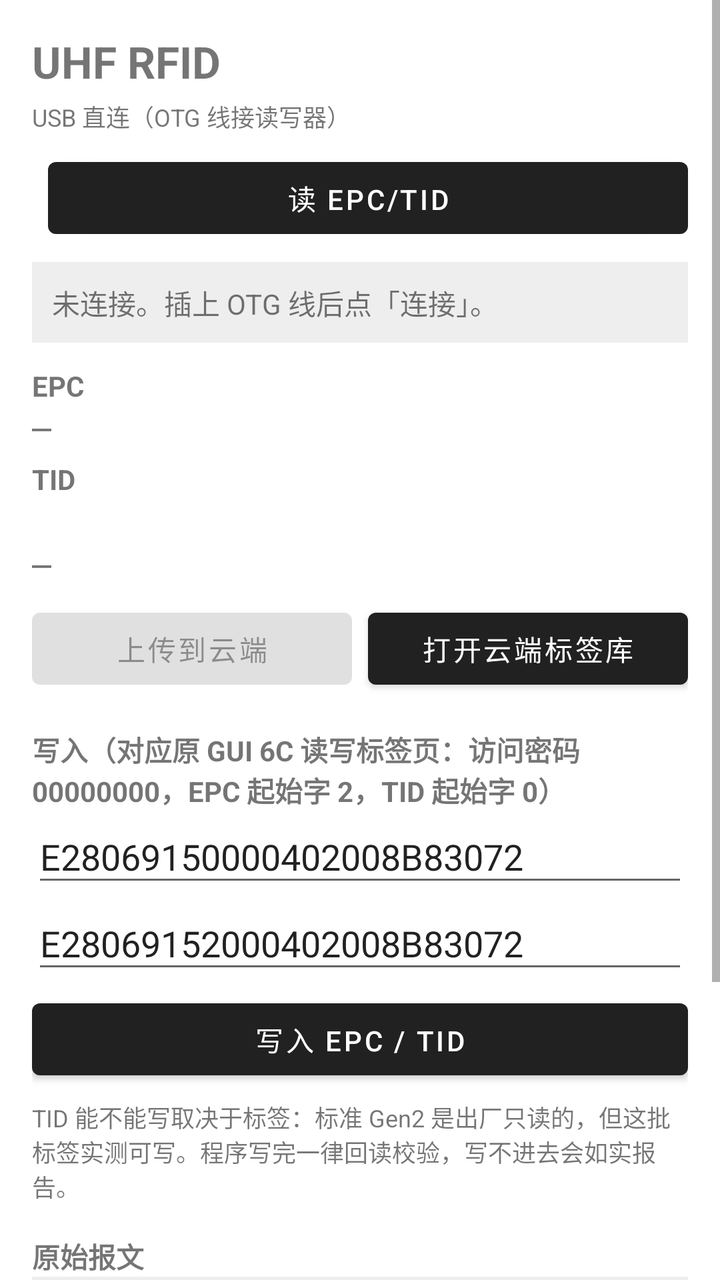
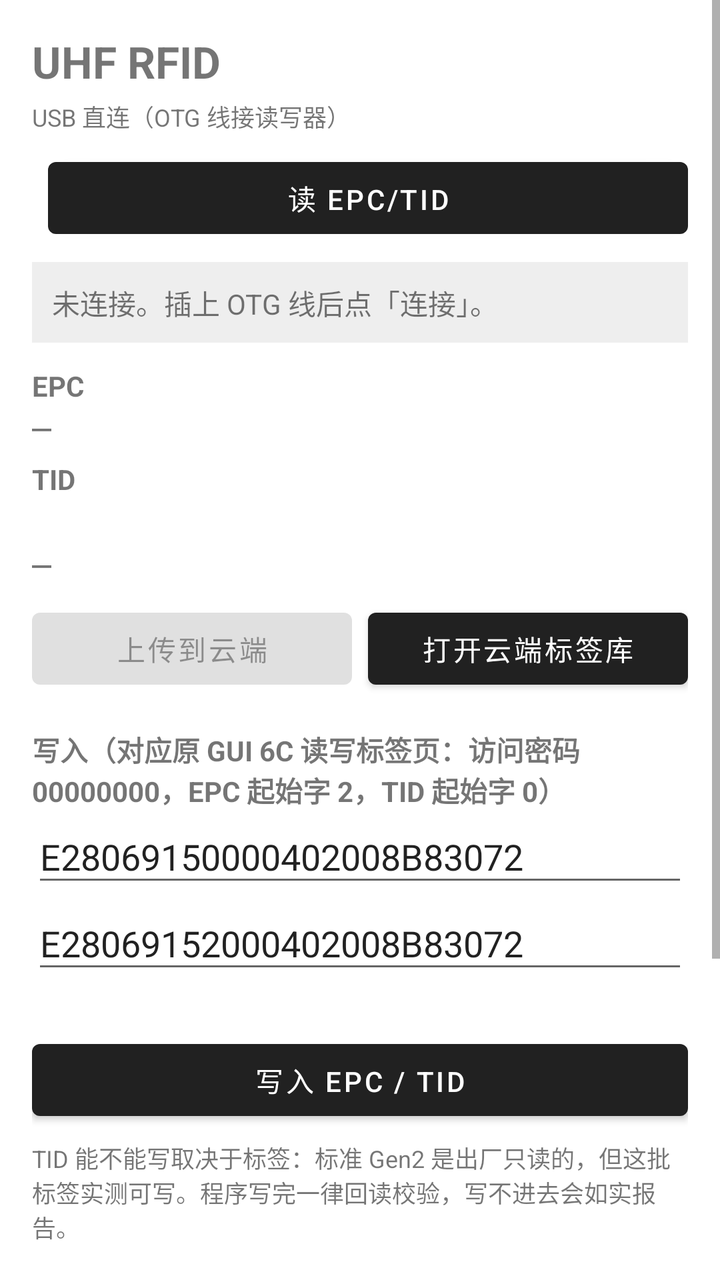

The first picture is an Android layout as it rendered before a commit; the second is the same layout after the commit. The layout source and the unified diff follow.
<!-- AndroidManifest.xml: application theme Theme.UhfRfid -->
<!-- res/layout/activity_main.xml -->
<?xml version="1.0" encoding="utf-8"?>
<ScrollView xmlns:android="http://schemas.android.com/apk/res/android"
    android:layout_width="match_parent"
    android:layout_height="match_parent"
    android:fillViewport="true"
    android:fitsSystemWindows="true">

    <LinearLayout
        android:layout_width="match_parent"
        android:layout_height="wrap_content"
        android:orientation="vertical"
        android:padding="16dp">

        <TextView
            android:id="@+id/titleText"
            android:layout_width="wrap_content"
            android:layout_height="wrap_content"
            android:text="@string/app_name"
            android:textSize="22sp"
            android:textStyle="bold" />

        <TextView
            android:layout_width="match_parent"
            android:layout_height="wrap_content"
            android:layout_marginTop="4dp"
            android:text="@string/mode_hint"
            android:textSize="12sp" />

        
        <LinearLayout
            android:layout_width="match_parent"
            android:layout_height="wrap_content"
            android:layout_marginTop="8dp"
            android:orientation="horizontal">


            <Button
                android:id="@+id/readBtn"
                android:layout_width="0dp"
                android:layout_height="wrap_content"
                android:layout_weight="1"
                android:layout_marginStart="8dp"
                android:text="@string/read" />
        </LinearLayout>


        

        
        <TextView
            android:id="@+id/statusText"
            android:layout_width="match_parent"
            android:layout_height="wrap_content"
            android:layout_marginTop="8dp"
            android:background="#11000000"
            android:padding="10dp"
            android:text="@string/not_connected"
            android:textIsSelectable="true" />

        
        <TextView
            android:layout_width="wrap_content"
            android:layout_height="wrap_content"
            android:layout_marginTop="12dp"
            android:text="@string/epc"
            android:textStyle="bold" />

        <TextView
            android:id="@+id/epcText"
            android:layout_width="match_parent"
            android:layout_height="wrap_content"
            android:fontFamily="monospace"
            android:text="—"
            android:textIsSelectable="true"
            android:textSize="16sp" />

        <TextView
            android:layout_width="wrap_content"
            android:layout_height="wrap_content"
            android:layout_marginTop="6dp"
            android:text="@string/tid"
            android:textStyle="bold" />

        <TextView
            android:id="@+id/checkText"
            android:layout_width="match_parent"
            android:layout_height="wrap_content"
            android:layout_marginTop="4dp"
            android:textSize="13sp"
            android:textStyle="bold" />

        <TextView
            android:id="@+id/tidText"
            android:layout_width="match_parent"
            android:layout_height="wrap_content"
            android:fontFamily="monospace"
            android:text="—"
            android:textIsSelectable="true"
            android:textSize="16sp" />

        
        <LinearLayout
            android:id="@+id/hitCard"
            android:layout_width="match_parent"
            android:layout_height="wrap_content"
            android:layout_marginTop="10dp"
            android:background="@drawable/bg_card_hit"
            android:orientation="vertical"
            android:padding="14dp"
            android:visibility="gone">

            <TextView
                android:id="@+id/hitLabel"
                android:layout_width="wrap_content"
                android:layout_height="wrap_content"
                android:letterSpacing="0.08"
                android:text="@string/hit_label"
                android:textColor="#1565C0"
                android:textSize="12sp"
                android:textStyle="bold" />

            <TextView
                android:id="@+id/hitName"
                android:layout_width="match_parent"
                android:layout_height="wrap_content"
                android:layout_marginTop="2dp"
                android:textColor="#0D47A1"
                android:textSize="24sp"
                android:textStyle="bold" />

            <TextView
                android:id="@+id/hitSub"
                android:layout_width="match_parent"
                android:layout_height="wrap_content"
                android:layout_marginTop="4dp"
                android:fontFamily="monospace"
                android:textColor="#1565C0"
                android:textSize="13sp" />
        </LinearLayout>

        
        <LinearLayout
            android:id="@+id/resultCard"
            android:layout_width="match_parent"
            android:layout_height="wrap_content"
            android:layout_marginTop="10dp"
            android:background="@drawable/bg_card_ok"
            android:orientation="vertical"
            android:padding="14dp"
            android:visibility="gone">

            <TextView
                android:id="@+id/resultTitle"
                android:layout_width="match_parent"
                android:layout_height="wrap_content"
                android:textSize="20sp"
                android:textStyle="bold" />

            <TextView
                android:id="@+id/resultText"
                android:layout_width="match_parent"
                android:layout_height="wrap_content"
                android:layout_marginTop="4dp"
                android:fontFamily="monospace"
                android:textIsSelectable="true"
                android:textSize="12sp" />
        </LinearLayout>

        
        <LinearLayout
            android:layout_width="match_parent"
            android:layout_height="wrap_content"
            android:layout_marginTop="8dp"
            android:orientation="horizontal">

            <Button
                android:id="@+id/uploadBtn"
                android:layout_width="0dp"
                android:layout_height="wrap_content"
                android:layout_weight="1"
                android:enabled="false"
                android:text="@string/cloud_upload" />

            <Button
                android:id="@+id/cloudBtn"
                android:layout_width="0dp"
                android:layout_height="wrap_content"
                android:layout_weight="1"
                android:layout_marginStart="8dp"
                android:text="@string/cloud_open" />
        </LinearLayout>

        
        <TextView
            android:layout_width="wrap_content"
            android:layout_height="wrap_content"
            android:layout_marginTop="16dp"
            android:text="@string/write_section"
            android:textStyle="bold" />

        <EditText
            android:id="@+id/epcEdit"
            android:layout_width="match_parent"
            android:layout_height="wrap_content"
            android:hint="@string/epc_hint"
            android:inputType="textNoSuggestions"
            android:text="E28069150000402008B83072" />

        <EditText
            android:id="@+id/tidEdit"
            android:layout_width="match_parent"
            android:layout_height="wrap_content"
            android:hint="@string/tid_hint"
            android:inputType="textNoSuggestions"
            android:text="E28069152000402008B83072" />

        <Button
            android:id="@+id/writeBtn"
            android:layout_width="match_parent"
            android:layout_height="wrap_content"
            android:layout_marginTop="4dp"
            android:text="@string/write" />

        <TextView
            android:layout_width="match_parent"
            android:layout_height="wrap_content"
            android:layout_marginTop="6dp"
            android:text="@string/write_note"
            android:textSize="12sp" />

        
        <TextView
            android:layout_width="wrap_content"
            android:layout_height="wrap_content"
            android:layout_marginTop="16dp"
            android:text="@string/raw_log"
            android:textStyle="bold" />

        <TextView
            android:id="@+id/logText"
            android:layout_width="match_parent"
            android:layout_height="180dp"
            android:background="#11000000"
            android:fontFamily="monospace"
            android:padding="8dp"
            android:textIsSelectable="true"
            android:textSize="11sp" />

    </LinearLayout>
</ScrollView>
<!-- resources referenced by this layout -->
<resources>
  <!-- drawable bg_card_hit (drawable) -->
  <?xml version="1.0" encoding="utf-8"?>
  <shape xmlns:android="http://schemas.android.com/apk/res/android"
      android:shape="rectangle">
      <solid android:color="#E3F2FD" />
      <corners android:radius="10dp" />
      <stroke android:width="2dp" android:color="#1E88E5" />
  </shape>
  <!-- drawable bg_card_ok (drawable) -->
  <?xml version="1.0" encoding="utf-8"?>
  <shape xmlns:android="http://schemas.android.com/apk/res/android"
      android:shape="rectangle">
      <solid android:color="#E8F5E9" />
      <corners android:radius="10dp" />
      <stroke android:width="2dp" android:color="#2E7D32" />
  </shape>
  <string name="app_name">UHF RFID</string>
  <string name="cloud_open">打开云端标签库</string>
  <string name="cloud_upload">上传到云端</string>
  <string name="epc">EPC</string>
  <string name="epc_hint">EPC（Hex，12 字节）</string>
  <string name="hit_label">已在云端 · 不重复上传</string>
  <string name="mode_hint">USB 直连（OTG 线接读写器）</string>
  <string name="not_connected">未连接。插上 OTG 线后点「连接」。</string>
  <string name="raw_log">原始报文</string>
  <string name="read">读 EPC/TID</string>
  <string name="tid">TID</string>
  <string name="tid_hint">TID（Hex，12 字节）</string>
  <string name="write">写入 EPC / TID</string>
  <string name="write_note">TID 能不能写取决于标签：标准 Gen2 是出厂只读的，但这批标签实测可写。程序写完一律回读校验，写不进去会如实报告。</string>
  <string name="write_section">写入（对应原 GUI 6C 读写标签页：访问密码 00000000，EPC 起始字 2，TID 起始字 0）</string>
  <style name="Theme.UhfRfid" parent="Theme.MaterialComponents.DayNight.DarkActionBar" />
</resources>

<!-- the commit's change to res/layout/activity_main.xml (unified diff, before → after) -->
@@ -214,6 +214,16 @@
             android:inputType="textNoSuggestions"
             android:text="E28069152000402008B83072" />
 
+        
+        <TextView
+            android:id="@+id/writePreview"
+            android:layout_width="match_parent"
+            android:layout_height="wrap_content"
+            android:layout_marginTop="4dp"
+            android:fontFamily="monospace"
+            android:textColor="#1565C0"
+            android:textSize="12sp" />
+
         <Button
             android:id="@+id/writeBtn"
             android:layout_width="match_parent"
